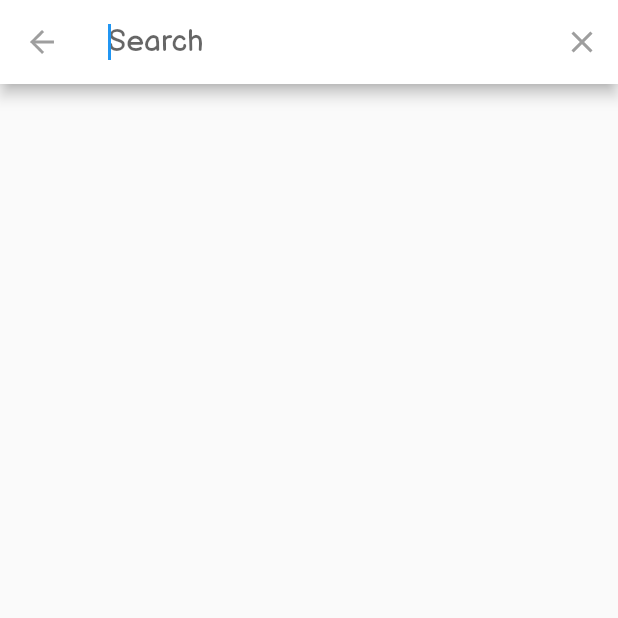
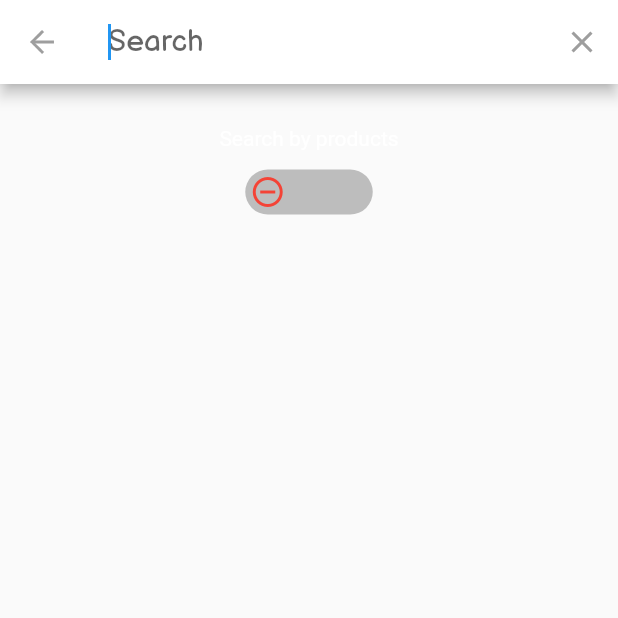
Before and after one commit to JashanPuri/Swadeshi-App, a Flutter app: the screen it shows after launch, after a tap on "Search", on a phone screen of 412 x 824 dp, the top half of it. Run offline on Flutter 3.47's test engine with Material 2 defaults, Android fonts, the phone set to English and light mode, and no system bars; our stand-ins replace flutter_sticky_header.

Commit message:
Search Items/Filter Added

```diff
--- /dev/null
+++ b/swadeshi_app/lib/animatedToggleButton.dart
@@ -0,0 +1,59 @@
+import 'package:flutter/material.dart';
+
+class AnimatedToggleButton extends StatefulWidget {
+  final Function changeState;
+  bool boolValue;
+  Widget buttonOn;
+  Widget buttonOff;
+
+  AnimatedToggleButton({this.changeState, this.boolValue,this.buttonOn,this.buttonOff});
+
+  @override
+  _AnimatedToggleButtonState createState() => _AnimatedToggleButtonState();
+}
+
+class _AnimatedToggleButtonState extends State<AnimatedToggleButton> {
+  @override
+  Widget build(BuildContext context) {
+    return InkWell(
+      onTap: () {
+        setState(() {
+          widget.changeState(context);
+          widget.boolValue = !widget.boolValue;
+        });
+      },
+      child: AnimatedContainer(
+        duration: Duration(milliseconds: 1000),
+        width: 85,
+        height: 30,
+        decoration: BoxDecoration(
+          color: widget.boolValue ? Colors.greenAccent[100] : Colors.grey[400],
+          borderRadius: BorderRadius.circular(20),
+        ),
+        child: Stack(
+          children: <Widget>[
+            AnimatedPositioned(
+              duration: Duration(milliseconds: 1000),
+              curve: Curves.easeIn,
+              top: 3.0,
+              left: widget.boolValue ? 55 : 0,
+              right: widget.boolValue ? 0 : 55,
+              child: AnimatedSwitcher(
+                duration: Duration(milliseconds: 1000),
+                transitionBuilder: (child, animation) {
+                  return RotationTransition(
+                    child: child,
+                    turns: animation,
+                  );
+                },
+                child: widget.boolValue
+                    ? widget.buttonOn
+                    : widget.buttonOff
+              ),
+            )
+          ],
+        ),
+      ),
+    );
+  }
+}
--- a/swadeshi_app/lib/search_main_page.dart
+++ b/swadeshi_app/lib/search_main_page.dart
@@ -1,9 +1,14 @@
 import 'package:flutter/material.dart';
+import 'package:swadeshi_app/animatedToggleButton.dart';
 import 'package:swadeshi_app/category_data.dart';
+import 'package:swadeshi_app/item_data.dart';
 
 import 'home_screen/category_item.dart';
+import 'items_screen/items_tile.dart';
 
 class SearchCategoriesAndProducts extends SearchDelegate {
+  bool showProducts = false;
+
   @override
   List<Widget> buildActions(BuildContext context) {
     return [
@@ -30,15 +35,40 @@ class SearchCategoriesAndProducts extends SearchDelegate {
 
   @override
   Widget buildResults(BuildContext context) {
-    var resultList = CATEGORIES.where((element) {
+    var resultList = showProducts
+        ? ITEMS.where((element) {
+            return element.name.toLowerCase().contains(query.toLowerCase()) ||
+                element.title.toLowerCase().contains(query.toLowerCase());
+          }).toList()
+        : CATEGORIES.where((element) {
             return element.title.toLowerCase().contains(query.toLowerCase());
-    });
+          }).toList();
     return query == ""
-        ? Container()
+        ? Container(
+            child: Column(
+              children: <Widget>[
+                Text('Search by products'),
+                AnimatedToggleButton(
+                  changeState: changeState,
+                  boolValue: showProducts,
+                )
+              ],
+            ),
+          )
+        : showProducts
+            ? ListView.builder(
+                itemCount: resultList.length,
+                itemBuilder: (context, index) {
+                  return ItemTile(
+                    itemTile: resultList[index],
+                  );
+                },
+              )
             : GridView(
                 padding: const EdgeInsets.all(10),
                 children: resultList
-                .map((catData) => CategoryItem(category: catData,
+                    .map((catData) => CategoryItem(
+                          category: catData,
                           //catData.color
                         ))
                     .toList(),
@@ -50,17 +80,70 @@ class SearchCategoriesAndProducts extends SearchDelegate {
               );
   }
 
+  void changeState(BuildContext context) {
+    showProducts = !showProducts;
+  }
+
   @override
   Widget buildSuggestions(BuildContext context) {
-    var suggestionList = CATEGORIES.where((element) {
+    var suggestionList = showProducts
+        ? ITEMS.where((element) {
+            return element.name.toLowerCase().contains(query.toLowerCase()) ||
+                element.title.toLowerCase().contains(query.toLowerCase());
+          }).toList()
+        : CATEGORIES.where((element) {
             return element.title.toLowerCase().contains(query.toLowerCase());
-    });
+          }).toList();
     return query == ""
-        ? Container()
+        ? Align(
+            alignment: Alignment.topCenter,
+            child: Container(
+              margin: EdgeInsets.only(
+                top: 20,
+              ),
+              child: SingleChildScrollView(
+                child: Column(
+                  children: <Widget>[
+                    Padding(
+                      padding: const EdgeInsets.all(8.0),
+                      child: Text('Search by products'),
+                    ),
+                    Padding(
+                      padding: const EdgeInsets.only(top: 5, bottom: 50),
+                      child: AnimatedToggleButton(
+                        changeState: changeState,
+                        boolValue: showProducts,
+                        buttonOff: Icon(
+                          Icons.remove_circle_outline,
+                          color: Colors.red,
+                          key: UniqueKey(),
+                        ),
+                        buttonOn: Icon(
+                          Icons.check_circle_outline,
+                          color: Colors.green,
+                          key: UniqueKey(),
+                        ),
+                      ),
+                    ),
+                  ],
+                ),
+              ),
+            ),
+          )
+        : showProducts
+            ? ListView.builder(
+                itemCount: suggestionList.length,
+                itemBuilder: (context, index) {
+                  return ItemTile(
+                    itemTile: suggestionList[index],
+                  );
+                },
+              )
             : GridView(
                 padding: const EdgeInsets.all(10),
                 children: suggestionList
-              .map((catData) => CategoryItem(category: catData,
+                    .map((catData) => CategoryItem(
+                          category: catData,
                           //catData.color
                         ))
                     .toList(),
```
Also changed, not shown: swadeshi_app/lib/items_screen/item_screen.dart (+33 -13 lines), swadeshi_app/lib/items_screen/items_search.dart (added, +79 -0 lines), swadeshi_app/lib/items_screen/items_tile.dart (+24 -4 lines), swadeshi_app/assets/indian_flag_image/indian_logo.png (added). Lines whose indentation alone changed are shown as unchanged.
